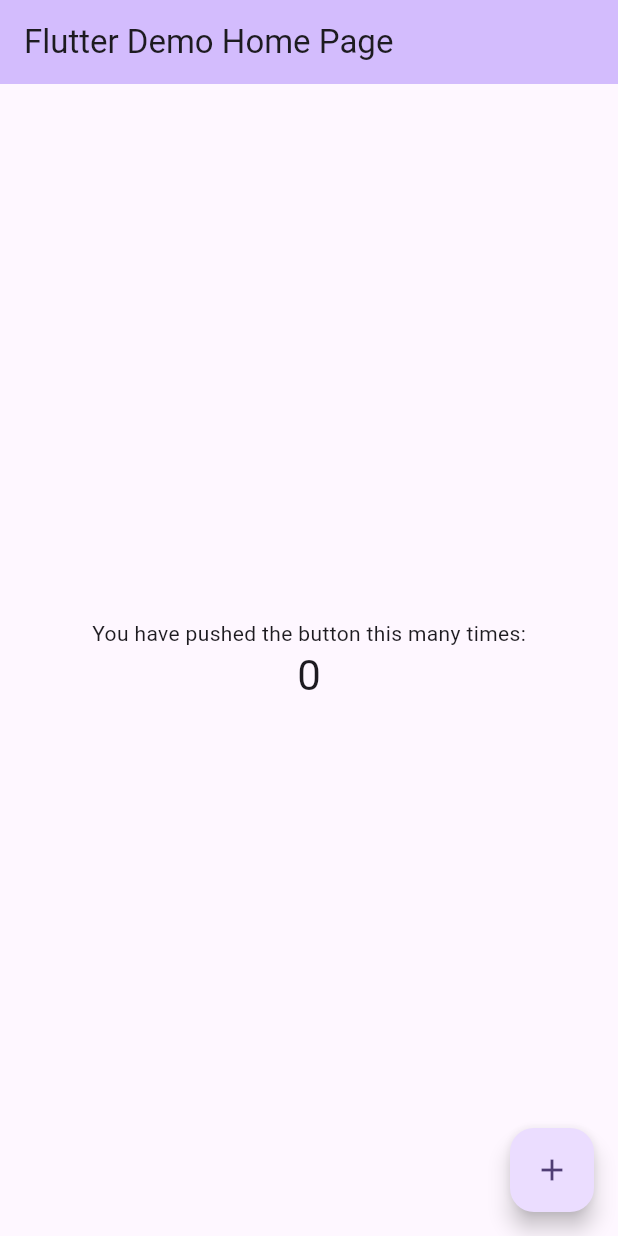
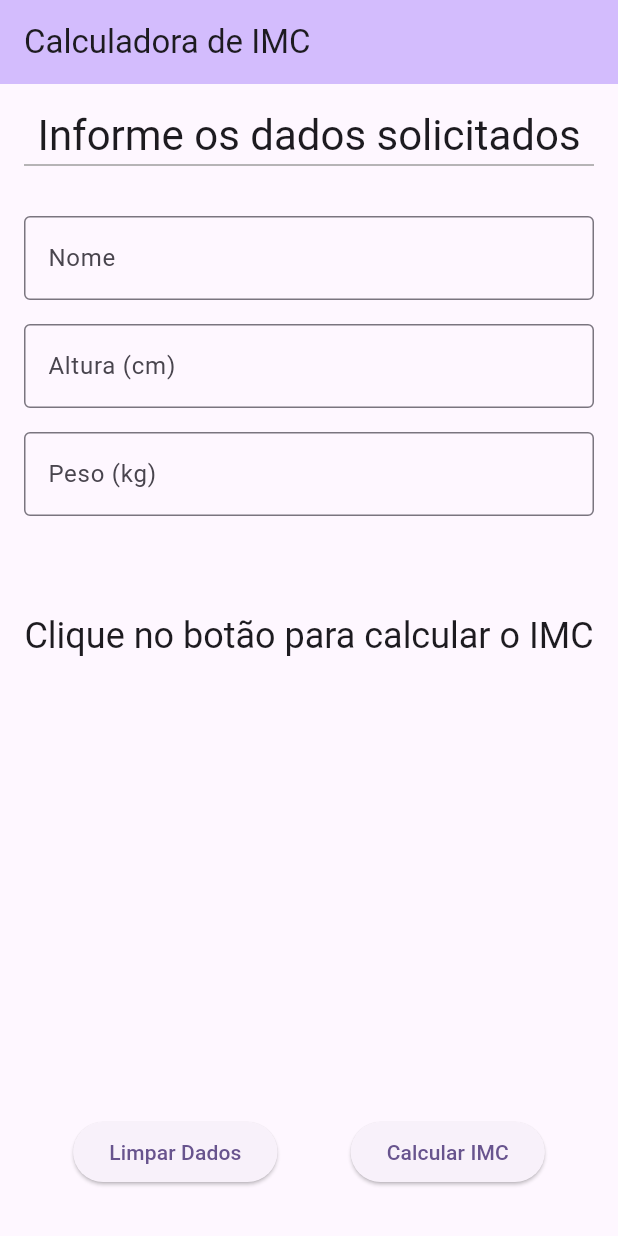
Before and after one commit to fonsecadeivid/dio_imc, a Flutter app: the screen it shows after launch, on a phone screen of 412 x 824 dp. Run offline on Flutter 3.47's test engine with Material 3 defaults, Android fonts, the phone set to English and light mode, and no system bars.

Commit message:
Projeto imc concluído.

```diff
--- /dev/null
+++ b/lib/home_page.dart
@@ -0,0 +1,148 @@
+import 'package:dio_imc/model/person_model.dart';
+import 'package:flutter/material.dart';
+
+class MyHomePage extends StatefulWidget {
+  const MyHomePage({super.key, required this.title});
+
+  final String title;
+
+  @override
+  State<MyHomePage> createState() => _MyHomePageState();
+}
+
+class _MyHomePageState extends State<MyHomePage> {
+  PersonModel person = PersonModel(name: '', height: 0, weight: 0);
+  String imcStatus = '';
+
+  final TextEditingController nameController = TextEditingController();
+  final TextEditingController heightController = TextEditingController();
+  final TextEditingController weightController = TextEditingController();
+
+  final FocusNode nameFocusNode = FocusNode();
+
+  GlobalKey<FormState> formKey = GlobalKey<FormState>();
+
+  void clearData() {
+    setState(() {
+      nameController.text = '';
+      heightController.text = '';
+      weightController.text = '';
+      nameFocusNode.requestFocus();
+      person = PersonModel(name: '', height: 0, weight: 0);
+      imcStatus = '';
+    });
+  }
+
+  @override
+  void dispose() {
+    nameController.dispose();
+    heightController.dispose();
+    weightController.dispose();
+    formKey.currentState?.dispose();
+    nameFocusNode.dispose();
+    super.dispose();
+  }
+
+  @override
+  Widget build(BuildContext context) {
+    return Scaffold(
+      appBar: AppBar(
+        backgroundColor: Theme.of(context).colorScheme.inversePrimary,
+
+        title: Text(widget.title),
+      ),
+      body: SafeArea(
+        child: Center(
+          child: Padding(
+            padding: const EdgeInsets.all(16.0),
+            child: Form(
+              key: formKey,
+              child: Column(
+                mainAxisAlignment: MainAxisAlignment.center,
+                children: <Widget>[
+                  Text(
+                    'Informe os dados solicitados',
+                    style: Theme.of(context).textTheme.headlineMedium,
+                  ),
+                  Divider(height: 4, color: Colors.grey),
+                  const SizedBox(height: 32),
+                  TextFormField(
+                    controller: nameController,
+                    focusNode: nameFocusNode,
+                    decoration: InputDecoration(
+                      labelText: 'Nome',
+                      border: OutlineInputBorder(),
+                    ),
+                    keyboardType: TextInputType.text,
+                    onChanged: (value) => setState(() {
+                      person.name = value;
+                    }),
+                  ),
+                  const SizedBox(height: 16),
+                  TextFormField(
+                    controller: heightController,
+                    decoration: InputDecoration(
+                      labelText: 'Altura (cm)',
+                      border: OutlineInputBorder(),
+                    ),
+                    keyboardType: TextInputType.number,
+                    onChanged: (value) => setState(() {
+                      person.height = double.tryParse(value) ?? 0;
+                    }),
+                  ),
+                  const SizedBox(height: 16),
+                  TextFormField(
+                    controller: weightController,
+                    decoration: InputDecoration(
+                      labelText: 'Peso (kg)',
+                      border: OutlineInputBorder(),
+                    ),
+                    keyboardType: TextInputType.number,
+                    onChanged: (value) => setState(() {
+                      person.weight = double.tryParse(value) ?? 0;
+                    }),
+                  ),
+                  const SizedBox(height: 64),
+                  Expanded(
+                    child: Text(
+                      imcStatus.isEmpty
+                          ? 'Clique no botão para calcular o IMC'
+                          : '${person.name}\nAltura: ${person.convertCmEmMetros()} - Peso: ${person.weight.toStringAsFixed(2)}\nIMC: ${person.calculateIMC().toStringAsFixed(2)}\nStatus: $imcStatus',
+                      style: Theme.of(context).textTheme.headlineSmall,
+                    ),
+                  ),
+                  Padding(
+                    padding: const EdgeInsets.all(16.0),
+                    child: Row(
+                      mainAxisAlignment: MainAxisAlignment.spaceEvenly,
+                      crossAxisAlignment: CrossAxisAlignment.center,
+                      spacing: 32,
+                      children: [
+                        ElevatedButton(
+                          onPressed: () {
+                            setState(() {
+                              clearData();
+                            });
+                          },
+                          child: const Text('Limpar Dados'),
+                        ),
+                        ElevatedButton(
+                          onPressed: () {
+                            setState(() {
+                              imcStatus = person.getIMCStatus();
+                            });
+                          },
+                          child: const Text('Calcular IMC'),
+                        ),
+                      ],
+                    ),
+                  ),
+                ],
+              ),
+            ),
+          ),
+        ),
+      ),
+    );
+  }
+}
--- a/lib/main.dart
+++ b/lib/main.dart
@@ -1,3 +1,4 @@
+import 'package:dio_imc/home_page.dart';
 import 'package:flutter/material.dart';
 
 void main() {
@@ -7,116 +8,14 @@ void main() {
 class MyApp extends StatelessWidget {
   const MyApp({super.key});
 
-  // This widget is the root of your application.
   @override
   Widget build(BuildContext context) {
     return MaterialApp(
-      title: 'Flutter Demo',
+      title: 'IMC Calculator',
       theme: ThemeData(
-        // This is the theme of your application.
-        //
-        // TRY THIS: Try running your application with "flutter run". You'll see
-        // the application has a purple toolbar. Then, without quitting the app,
-        // try changing the seedColor in the colorScheme below to Colors.green
-        // and then invoke "hot reload" (save your changes or press the "hot
-        // reload" button in a Flutter-supported IDE, or press "r" if you used
-        // the command line to start the app).
-        //
-        // Notice that the counter didn't reset back to zero; the application
-        // state is not lost during the reload. To reset the state, use hot
-        // restart instead.
-        //
-        // This works for code too, not just values: Most code changes can be
-        // tested with just a hot reload.
         colorScheme: ColorScheme.fromSeed(seedColor: Colors.deepPurple),
       ),
-      home: const MyHomePage(title: 'Flutter Demo Home Page'),
+      home: const MyHomePage(title: 'Calculadora de IMC'),
     );
   }
 }
-
-class MyHomePage extends StatefulWidget {
-  const MyHomePage({super.key, required this.title});
-
-  // This widget is the home page of your application. It is stateful, meaning
-  // that it has a State object (defined below) that contains fields that affect
-  // how it looks.
-
-  // This class is the configuration for the state. It holds the values (in this
-  // case the title) provided by the parent (in this case the App widget) and
-  // used by the build method of the State. Fields in a Widget subclass are
-  // always marked "final".
-
-  final String title;
-
-  @override
-  State<MyHomePage> createState() => _MyHomePageState();
-}
-
-class _MyHomePageState extends State<MyHomePage> {
-  int _counter = 0;
-
-  void _incrementCounter() {
-    setState(() {
-      // This call to setState tells the Flutter framework that something has
-      // changed in this State, which causes it to rerun the build method below
-      // so that the display can reflect the updated values. If we changed
-      // _counter without calling setState(), then the build method would not be
-      // called again, and so nothing would appear to happen.
-      _counter++;
-    });
-  }
-
-  @override
-  Widget build(BuildContext context) {
-    // This method is rerun every time setState is called, for instance as done
-    // by the _incrementCounter method above.
-    //
-    // The Flutter framework has been optimized to make rerunning build methods
-    // fast, so that you can just rebuild anything that needs updating rather
-    // than having to individually change instances of widgets.
-    return Scaffold(
-      appBar: AppBar(
-        // TRY THIS: Try changing the color here to a specific color (to
-        // Colors.amber, perhaps?) and trigger a hot reload to see the AppBar
-        // change color while the other colors stay the same.
-        backgroundColor: Theme.of(context).colorScheme.inversePrimary,
-        // Here we take the value from the MyHomePage object that was created by
-        // the App.build method, and use it to set our appbar title.
-        title: Text(widget.title),
-      ),
-      body: Center(
-        // Center is a layout widget. It takes a single child and positions it
-        // in the middle of the parent.
-        child: Column(
-          // Column is also a layout widget. It takes a list of children and
-          // arranges them vertically. By default, it sizes itself to fit its
-          // children horizontally, and tries to be as tall as its parent.
-          //
-          // Column has various properties to control how it sizes itself and
-          // how it positions its children. Here we use mainAxisAlignment to
-          // center the children vertically; the main axis here is the vertical
-          // axis because Columns are vertical (the cross axis would be
-          // horizontal).
-          //
-          // TRY THIS: Invoke "debug painting" (choose the "Toggle Debug Paint"
-          // action in the IDE, or press "p" in the console), to see the
-          // wireframe for each widget.
-          mainAxisAlignment: MainAxisAlignment.center,
-          children: <Widget>[
-            const Text('You have pushed the button this many times:'),
-            Text(
-              '$_counter',
-              style: Theme.of(context).textTheme.headlineMedium,
-            ),
-          ],
-        ),
-      ),
-      floatingActionButton: FloatingActionButton(
-        onPressed: _incrementCounter,
-        tooltip: 'Increment',
-        child: const Icon(Icons.add),
-      ), // This trailing comma makes auto-formatting nicer for build methods.
-    );
-  }
-}
--- /dev/null
+++ b/lib/model/person_model.dart
@@ -0,0 +1,38 @@
+class PersonModel {
+  String name;
+  double height;
+  double weight;
+
+  PersonModel({required this.name, required this.height, required this.weight});
+
+  double calculateIMC() {
+    return weight / ((height / 100) * (height / 100));
+  }
+
+  String getIMCStatus() {
+    double imc = calculateIMC();
+    if (imc < 16) {
+      return 'Magreza grave';
+    } else if (imc >= 16 && imc < 17) {
+      return 'Magreza moderada';
+    } else if (imc >= 17 && imc < 18.5) {
+      return 'Magreza leve';
+    } else if (imc >= 18.5 && imc < 25) {
+      return 'Peso normal, saudável';
+    } else if (imc >= 25 && imc < 30) {
+      return 'Sobrepeso';
+    } else if (imc >= 30 && imc < 35) {
+      return 'Obesidade grau 1';
+    } else if (imc >= 35 && imc < 40) {
+      return 'Obesidade grau 2 (severa)';
+    } else if (imc >= 40) {
+      return 'Obesidade grau 3 (morbida)';
+    } else {
+      return 'Sem classificação';
+    }
+  }
+
+  String convertCmEmMetros() {
+    return (height / 100).toStringAsFixed(2);
+  }
+}
```
